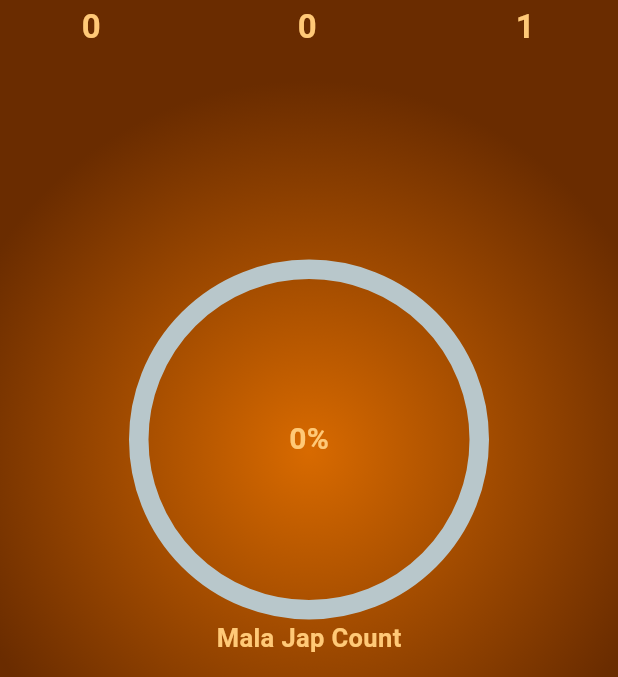
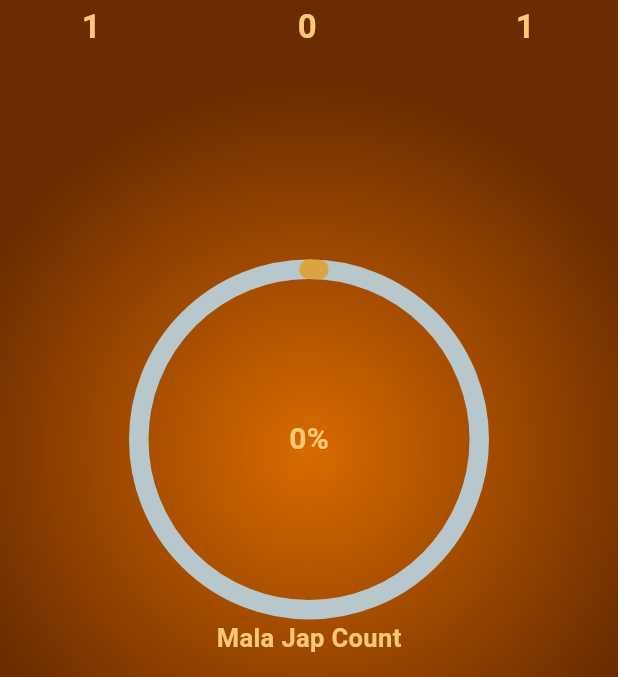
Before and after one commit to SubhajitRuiDas/Naam_Jap_Counter_App, a Flutter app: the RootScreen screen opened by its route, after a tap on "Tap", after a tap on "Reset", on a phone screen of 412 x 824 dp, the part 165-842 px from its top. Run offline on Flutter 3.47's test engine with Material 3 defaults, Android fonts, the phone set to English and light mode, and no system bars; drawn by our look-alikes of percent_indicator; our stand-ins replace hive, hive_flutter; accounts and stored records are empty.

Commit message:
hive integration done

```diff
--- /dev/null
+++ b/lib/utils/hive_keys.dart
@@ -0,0 +1,5 @@
+class HiveKeys {
+  static const String totalCount = "totalCount";
+  static const String dailyCount = "dailyCount";
+
+}
--- a/lib/viewmodel/track_jap_count_provider.dart
+++ b/lib/viewmodel/track_jap_count_provider.dart
@@ -1,8 +1,22 @@
 import 'package:flutter/material.dart';
+import 'package:hive/hive.dart';
+import 'package:naam_jap_counter_app/utils/hive_keys.dart';
 
 class TrackJapCountProvider extends ChangeNotifier{
+  final Box _box = Hive.box('japBox');
+  final Box _historyBox = Hive.box('japHistoryBox');
+
   int _totalAllOverCount = 0;
   int _dailyTotalCount = 0;
+
+  TrackJapCountProvider() {
+    _loadCounts();
+  }
+
+  void _loadCounts(){
+    _totalAllOverCount = _box.get(HiveKeys.totalCount, defaultValue: 0);
+    _dailyTotalCount = _box.get(HiveKeys.dailyCount, defaultValue: 0);
+  }
 
   static const int _malaLimit = 108;
   int get totalAllOverCount => _totalAllOverCount;
@@ -17,12 +31,25 @@ class TrackJapCountProvider extends ChangeNotifier{
   void increaseCount() {
     _totalAllOverCount = _totalAllOverCount+1;
     _dailyTotalCount = _dailyTotalCount+1;
+
+    _box.put(HiveKeys.totalCount, _totalAllOverCount);
+    _box.put(HiveKeys.dailyCount, _dailyTotalCount);
+
     notifyListeners();
   }
 
   void resetDailyCount(){
+    final DateTime today = _todayDate();
+    _historyBox.put(today, _dailyTotalCount);
+
     _dailyTotalCount = 0;
+    _box.put(HiveKeys.dailyCount, 0);
     notifyListeners();
   }
 
+  DateTime _todayDate(){
+    final now = DateTime.now();
+    return now;
+  }
+
 }
--- a/pubspec.yaml
+++ b/pubspec.yaml
@@ -36,6 +36,8 @@ dependencies:
   cupertino_icons: ^1.0.8
   provider: ^6.1.5+1
   percent_indicator: ^4.2.5
+  hive: ^2.2.3
+  hive_flutter: ^1.1.0
 
 dev_dependencies:
   flutter_test:
@@ -47,6 +49,8 @@ dev_dependencies:
   # package. See that file for information about deactivating specific lint
   # rules and activating additional ones.
   flutter_lints: ^5.0.0
+  hive_generator: ^2.0.1
+  build_runner: ^2.4.6
 
 # For information on the generic Dart part of this file, see the
 # following page: https://dart.dev/tools/pub/pubspec
```
Also changed, not shown: lib/main.dart (+6 -1 lines), pubspec.lock, 1 other file.
